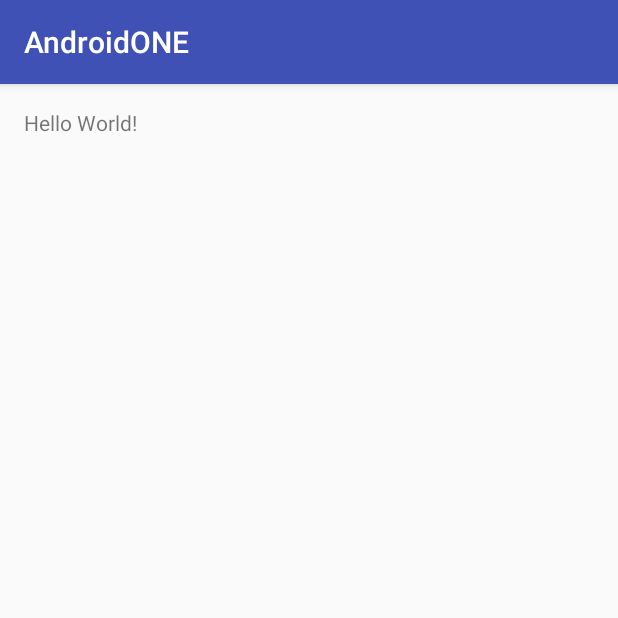
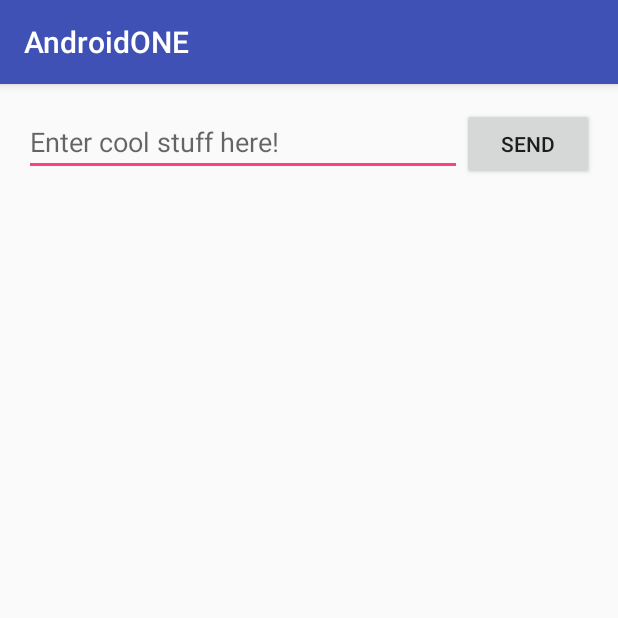
Before and after one commit to kunagpal/android, an Android app: the screen it shows after launch (MainActivity), on a phone screen of 412 x 824 dp, the top half of it. Run offline under Robolectric (Android 15) with nearby library versions, the phone set to English and light mode, and no system bars.

Commit message:
Main activity text field, submit button

```diff
--- a/app/src/main/res/layout/activity_main.xml
+++ b/app/src/main/res/layout/activity_main.xml
@@ -1,5 +1,5 @@
 <?xml version="1.0" encoding="utf-8"?>
-<RelativeLayout xmlns:android="http://schemas.android.com/apk/res/android"
+<LinearLayout xmlns:android="http://schemas.android.com/apk/res/android"
     xmlns:tools="http://schemas.android.com/tools"
     android:layout_width="match_parent"
     android:layout_height="match_parent"
@@ -7,10 +7,15 @@
     android:paddingLeft="@dimen/activity_horizontal_margin"
     android:paddingRight="@dimen/activity_horizontal_margin"
     android:paddingTop="@dimen/activity_vertical_margin"
+	android:orientation="horizontal"
     tools:context="com.example.kunal.androidone.MainActivity">
-
-    <TextView
-        android:layout_width="wrap_content"
-        android:layout_height="wrap_content"
-        android:text="Hello World!" />
-</RelativeLayout>
+	<EditText android:id="@+id/edit_message"
+		android:layout_height="wrap_content"
+		android:hint="@string/edit_message"
+		android:layout_weight="1"
+		android:layout_width="0dp" />
+	<Button
+		android:layout_width="wrap_content"
+		android:layout_height="wrap_content"
+		android:text="@string/button_send" />
+</LinearLayout>
--- a/app/src/main/res/values/strings.xml
+++ b/app/src/main/res/values/strings.xml
@@ -1,3 +1,6 @@
 <resources>
     <string name="app_name">AndroidONE</string>
+    <string name="edit_message">Enter cool stuff here!</string>
+    <string name="button_send">Send</string>
+    <string name="action_settings">Send</string>
 </resources>
--- a/build.gradle
+++ b/build.gradle
@@ -5,7 +5,7 @@ buildscript {
         jcenter()
     }
     dependencies {
-        classpath 'com.android.tools.build:gradle:2.0.0'
+        classpath 'com.android.tools.build:gradle:2.1.0'
 
         // NOTE: Do not place your application dependencies here; they belong
         // in the individual module build.gradle files
```
Also changed, not shown: 1 other file.
